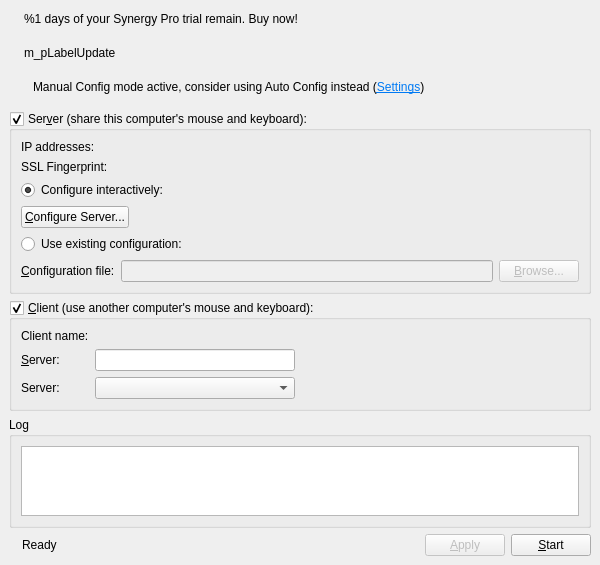
deskflow/deskflow, file src/gui/src/MainWindowBase.ui: the form before one commit.
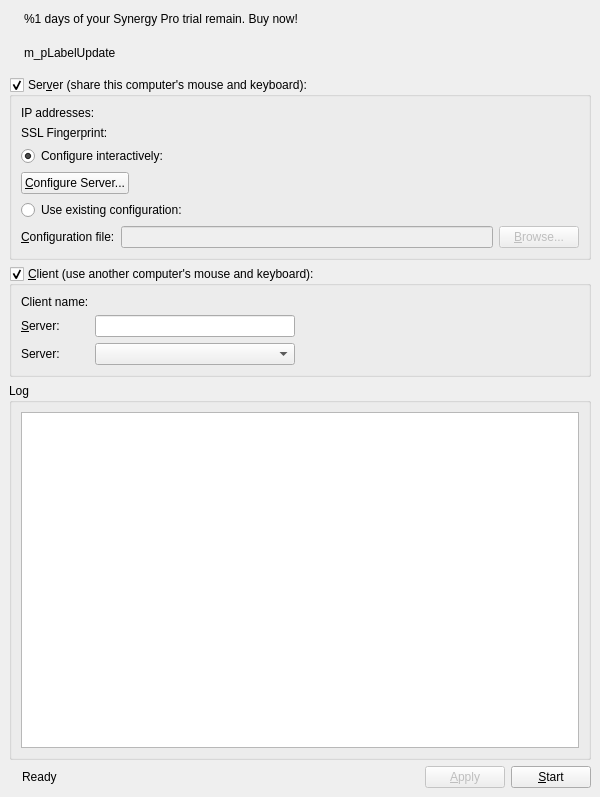
The form after the commit. Icons and pictures are not drawn.

Commit message:
SYNERGY-687 Remove auto config message (#6938)
* SYNERGY-687 Remove autoconfig message

* Update ChangeLog

```diff
--- a/src/gui/src/MainWindowBase.ui
+++ b/src/gui/src/MainWindowBase.ui
@@ -7,7 +7,7 @@
     <x>0</x>
     <y>0</y>
     <width>600</width>
-    <height>550</height>
+    <height>797</height>
    </rect>
   </property>
   <property name="sizePolicy">
@@ -129,81 +129,6 @@
       </layout>
      </widget>
     </item>
-    <item>
-     <widget class="QWidget" name="m_pWidgetAutoConfig" native="true">
-      <property name="minimumSize">
-       <size>
-        <width>0</width>
-        <height>28</height>
-       </size>
-      </property>
-      <layout class="QHBoxLayout" name="horizontalLayout_6">
-       <property name="leftMargin">
-        <number>2</number>
-       </property>
-       <property name="topMargin">
-        <number>0</number>
-       </property>
-       <property name="rightMargin">
-        <number>0</number>
-       </property>
-       <property name="bottomMargin">
-        <number>8</number>
-       </property>
-       <item>
-        <widget class="QLabel" name="m_pIconAutoConfig">
-         <property name="sizePolicy">
-          <sizepolicy hsizetype="Minimum" vsizetype="Minimum">
-           <horstretch>0</horstretch>
-           <verstretch>0</verstretch>
-          </sizepolicy>
-         </property>
-         <property name="minimumSize">
-          <size>
-           <width>16</width>
-           <height>20</height>
-          </size>
-         </property>
-         <property name="maximumSize">
-          <size>
-           <width>244</width>
-           <height>16777215</height>
-          </size>
-         </property>
-         <property name="text">
-          <string/>
-         </property>
-         <property name="pixmap">
-          <pixmap resource="../res/Synergy.qrc">:/res/icons/16x16/auto-config.png</pixmap>
-         </property>
-        </widget>
-       </item>
-       <item>
-        <widget class="QLabel" name="m_pLabelAutoConfig">
-         <property name="text">
-          <string>&lt;html&gt;&lt;head/&gt;&lt;body&gt;&lt;p&gt;Manual Config mode active, consider using Auto Config instead (&lt;a href=&quot;#&quot;&gt;&lt;span style=&quot; text-decoration: underline; color:#007af4;&quot;&gt;Settings&lt;/span&gt;&lt;/a&gt;)&lt;/p&gt;&lt;/body&gt;&lt;/html&gt;</string>
-         </property>
-         <property name="textFormat">
-          <enum>Qt::RichText</enum>
-         </property>
-        </widget>
-       </item>
-       <item>
-        <spacer name="m_pSpacerAutoConfig">
-         <property name="orientation">
-          <enum>Qt::Horizontal</enum>
-         </property>
-         <property name="sizeHint" stdset="0">
-          <size>
-           <width>200</width>
-           <height>0</height>
-          </size>
-         </property>
-        </spacer>
-       </item>
-      </layout>
-     </widget>
-    </item>
     <item>
      <widget class="QGroupBox" name="m_pGroupServer">
       <property name="sizePolicy">
```
The commit also changes 49 other files.
